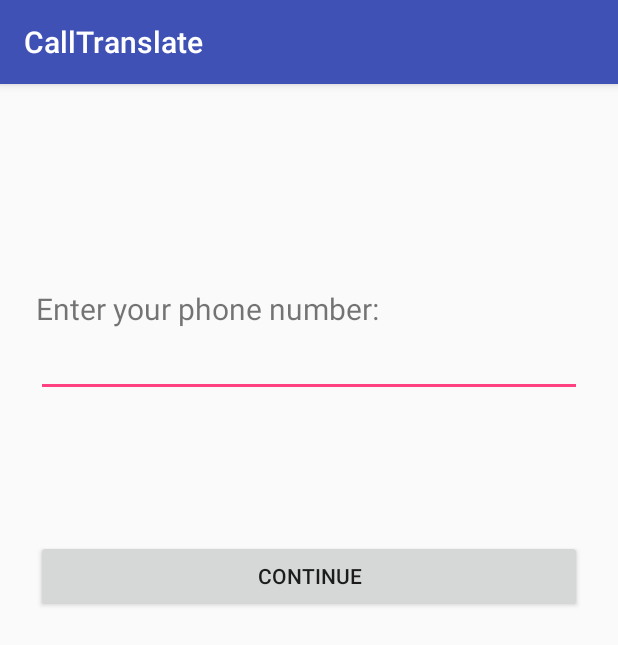
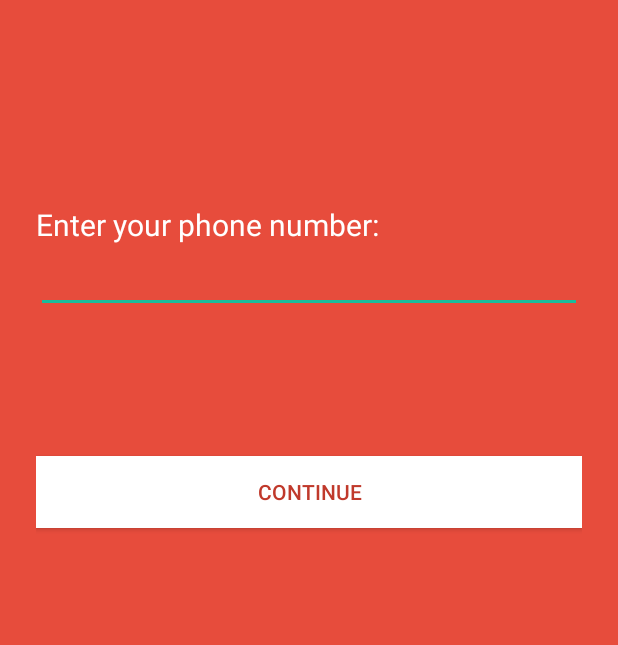
Before and after one commit to GonMolon/PennApps16, an Android app: the screen it shows after launch (SetupActivity), on a phone screen of 412 x 824 dp. Shown: the top 645 px of the screen. Run offline under Robolectric (Android 15) with nearby library versions, the phone set to English and light mode, and no system bars; libraries missing offline, so code that uses them is left out: com.firebase.client; 1 statement that could not run was skipped.

Commit message:
Cleaned up UI a little bit

```diff
--- a/app/CallTranslate/app/src/main/java/translation/calltranslate/MainActivity.java
+++ b/app/CallTranslate/app/src/main/java/translation/calltranslate/MainActivity.java
@@ -29,6 +29,12 @@ public class MainActivity extends AppCompatActivity {
 
         if (prefs.getString("phoneNumber", "None").equals("None")) {
             launchPhoneRequest();
+        }
+
+        android.support.v7.app.ActionBar ab = getSupportActionBar();
+        if (ab != null) {
+            ab.setElevation(0);
+            ab.setTitle("Conversations");
         }
 
         Button speechTestButton = (Button) findViewById(R.id.speechTestButton);
--- a/app/CallTranslate/app/src/main/java/translation/calltranslate/SetupActivity.java
+++ b/app/CallTranslate/app/src/main/java/translation/calltranslate/SetupActivity.java
@@ -21,6 +21,11 @@ public class SetupActivity extends AppCompatActivity {
 
         context = this;
 
+        android.support.v7.app.ActionBar ab = getSupportActionBar();
+        if (ab != null) {
+            ab.hide();
+        }
+
         final EditText phoneNumberEditText = (EditText) findViewById(R.id.phoneNumberEditText);
 
         Button continueButton = (Button) findViewById(R.id.continueButton);
--- a/app/CallTranslate/app/src/main/res/layout/activity_main.xml
+++ b/app/CallTranslate/app/src/main/res/layout/activity_main.xml
@@ -32,7 +32,7 @@
         android:layout_alignParentRight="true"
         android:layout_alignParentBottom="true"
         android:layout_margin="@dimen/fab_margin"
-        android:src="@android:drawable/ic_input_add"
+        android:src="@drawable/ic_add_white_48dp"
         android:elevation="4dp" />
 
     <ListView
--- a/app/CallTranslate/app/src/main/res/layout/activity_setup.xml
+++ b/app/CallTranslate/app/src/main/res/layout/activity_setup.xml
@@ -7,6 +7,7 @@
     android:paddingLeft="24dp"
     android:paddingRight="24dp"
     android:paddingTop="@dimen/activity_vertical_margin"
+    android:background="@color/colorPrimary"
     tools:context="translation.calltranslate.SetupActivity">
 
     <TextView
@@ -18,7 +19,8 @@
         android:layout_alignParentTop="true"
         android:layout_alignParentLeft="true"
         android:layout_alignParentStart="true"
-        android:textSize="20sp" />
+        android:textSize="20sp"
+        android:textColor="@android:color/white" />
 
     <EditText
         android:layout_width="match_parent"
@@ -28,7 +30,8 @@
         android:id="@+id/phoneNumberEditText"
         android:layout_below="@+id/textView"
         android:layout_alignParentLeft="true"
-        android:layout_alignParentStart="true" />
+        android:layout_alignParentStart="true"
+        android:textColor="@android:color/white" />
 
     <Button
         android:layout_width="match_parent"
@@ -37,5 +40,7 @@
         android:id="@+id/continueButton"
         android:layout_below="@+id/phoneNumberEditText"
         android:layout_centerHorizontal="true"
-        android:layout_marginTop="95dp" />
+        android:layout_marginTop="95dp"
+        android:textColor="@color/colorPrimaryDark"
+        android:background="@android:color/white" />
 </RelativeLayout>
--- a/app/CallTranslate/app/src/main/res/values/colors.xml
+++ b/app/CallTranslate/app/src/main/res/values/colors.xml
@@ -1,6 +1,6 @@
 <?xml version="1.0" encoding="utf-8"?>
 <resources>
-    <color name="colorPrimary">#3F51B5</color>
-    <color name="colorPrimaryDark">#303F9F</color>
-    <color name="colorAccent">#FF4081</color>
+    <color name="colorPrimary">#e74c3c</color>
+    <color name="colorPrimaryDark">#c0392b</color>
+    <color name="colorAccent">#1abc9c</color>
 </resources>
```
Also changed, not shown: app/CallTranslate/app/src/main/res/drawable-hdpi/ic_add_white_48dp.png (added), app/CallTranslate/app/src/main/res/drawable-mdpi/ic_add_white_48dp.png (added), app/CallTranslate/app/src/main/res/drawable-xhdpi/ic_add_white_48dp.png (added), app/CallTranslate/app/src/main/res/drawable-xxhdpi/ic_add_white_48dp.png (added), app/CallTranslate/app/src/main/res/drawable-xxxhdpi/ic_add_white_48dp.png (added).
